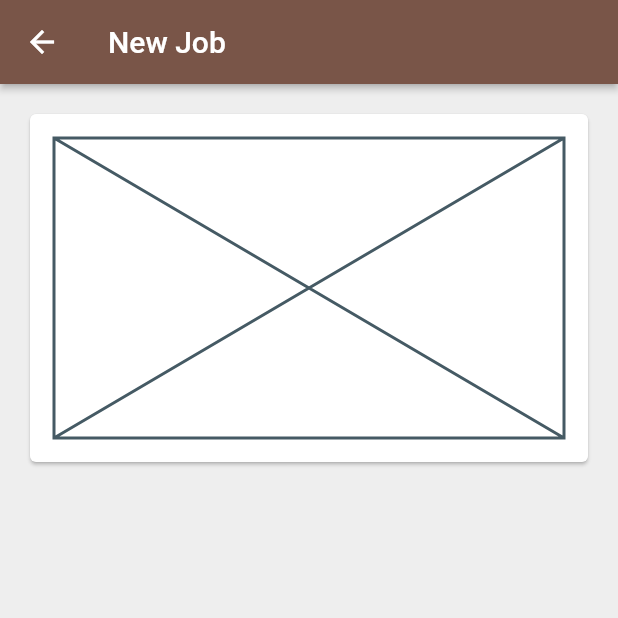
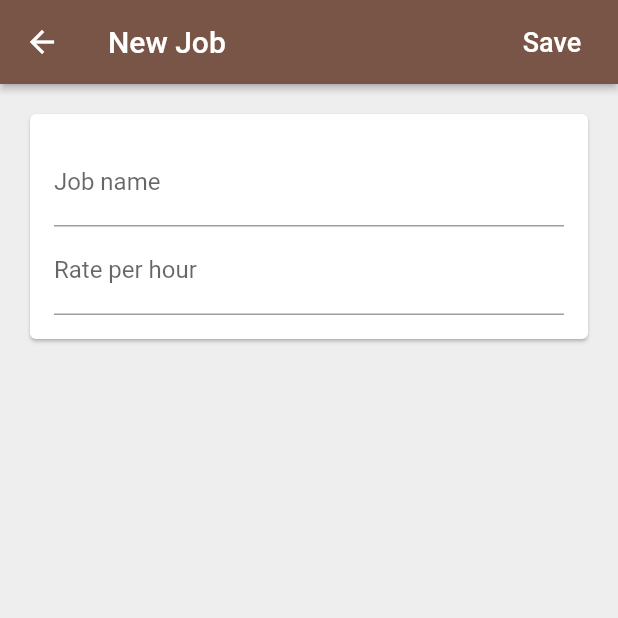
Before and after one commit to xsadra/Flutter-Drat, a Flutter app: the AddJobPage screen opened directly, on a phone screen of 412 x 824 dp, the top half of it. Run offline on Flutter 3.47's test engine with Material 2 defaults, Android fonts, the phone set to English and light mode, and no system bars; our stand-ins replace cloud_firestore, firebase_auth, google_sign_in; missing offline and left inert: flutter_facebook_login; accounts and stored records are empty.

Commit message:
FF-TT- add Form widget with two text field and save button in appbar to 'AddJobPage'

```diff
--- a/Flutter-Firebase/time_tracker/lib/app/home/jobs/add_job_page.dart
+++ b/Flutter-Firebase/time_tracker/lib/app/home/jobs/add_job_page.dart
@@ -14,12 +14,28 @@ class AddJobPage extends StatefulWidget {
 }
 
 class _AddJobPageState extends State<AddJobPage> {
+  final _formKey = GlobalKey<FormState>();
+  String _name;
+  int _ratePerHour;
+
   @override
   Widget build(BuildContext context) {
     return Scaffold(
       appBar: AppBar(
         elevation: 2.0,
         title: Text('New Job'),
+        actions: [
+          FlatButton(
+            onPressed: _submit,
+            child: Text(
+              'Save',
+              style: TextStyle(
+                fontSize: 18.0,
+                color: Colors.white,
+              ),
+            ),
+          ),
+        ],
       ),
       body: _buildContent(),
       backgroundColor: Colors.grey[200],
@@ -33,12 +49,53 @@ class _AddJobPageState extends State<AddJobPage> {
         child: Card(
           child: Padding(
             padding: const EdgeInsets.all(16.0),
-            child: Placeholder(
-              fallbackHeight: 200,
-            ),
+            child: _buildForm(),
           ),
         ),
       ),
     );
   }
+
+  Widget _buildForm() {
+    return Form(
+      key: _formKey,
+      child: Column(
+        crossAxisAlignment: CrossAxisAlignment.stretch,
+        children: _buildChildren(),
+      ),
+    );
+  }
+
+  List<Widget> _buildChildren() {
+    return [
+      TextFormField(
+        decoration: InputDecoration(labelText: 'Job name'),
+        validator: (value) => value.isNotEmpty ? null : 'Name can\'t be empty',
+        onSaved: (newValue) => _name = newValue,
+      ),
+      TextFormField(
+        decoration: InputDecoration(labelText: 'Rate per hour'),
+        keyboardType: TextInputType.numberWithOptions(
+          signed: false,
+          decimal: false,
+        ),
+        onSaved: (newValue) => _ratePerHour = int.parse(newValue) ?? 0,
+      ),
+    ];
+  }
+
+  void _submit() {
+    if (_validateAndSaveForm()) {
+     //Save to Database...
+    }
+  }
+
+  bool _validateAndSaveForm() {
+    final form = _formKey.currentState;
+    if (form.validate()) {
+      form.save();
+      return true;
+    }
+    return false;
+  }
 }
```
